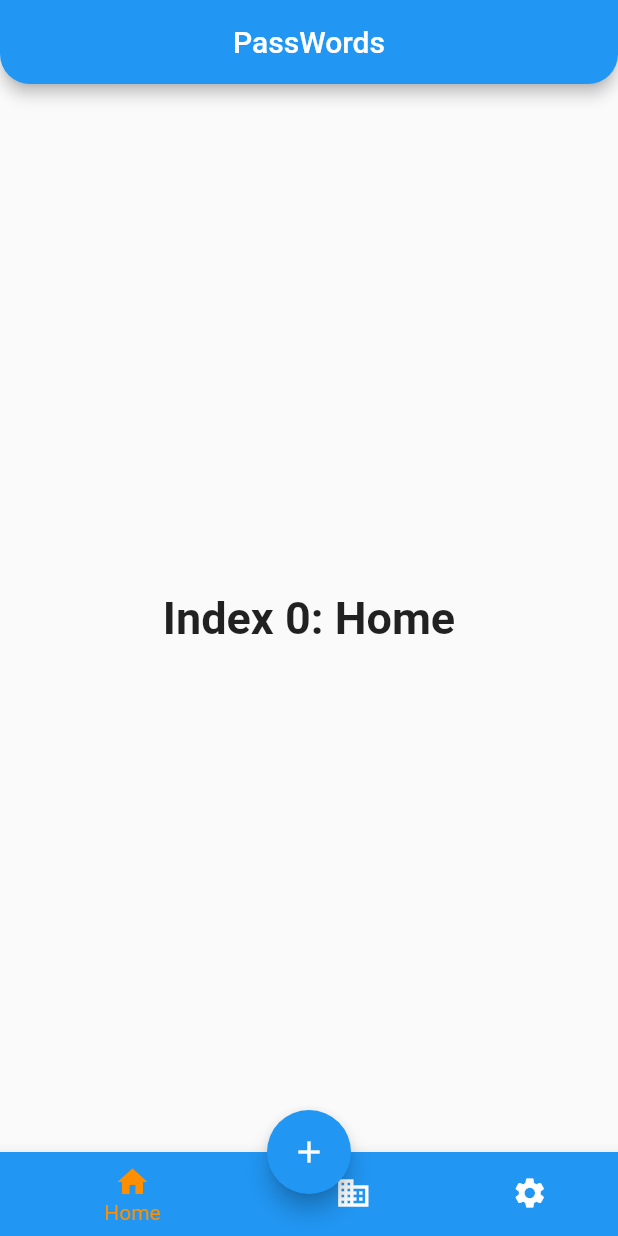
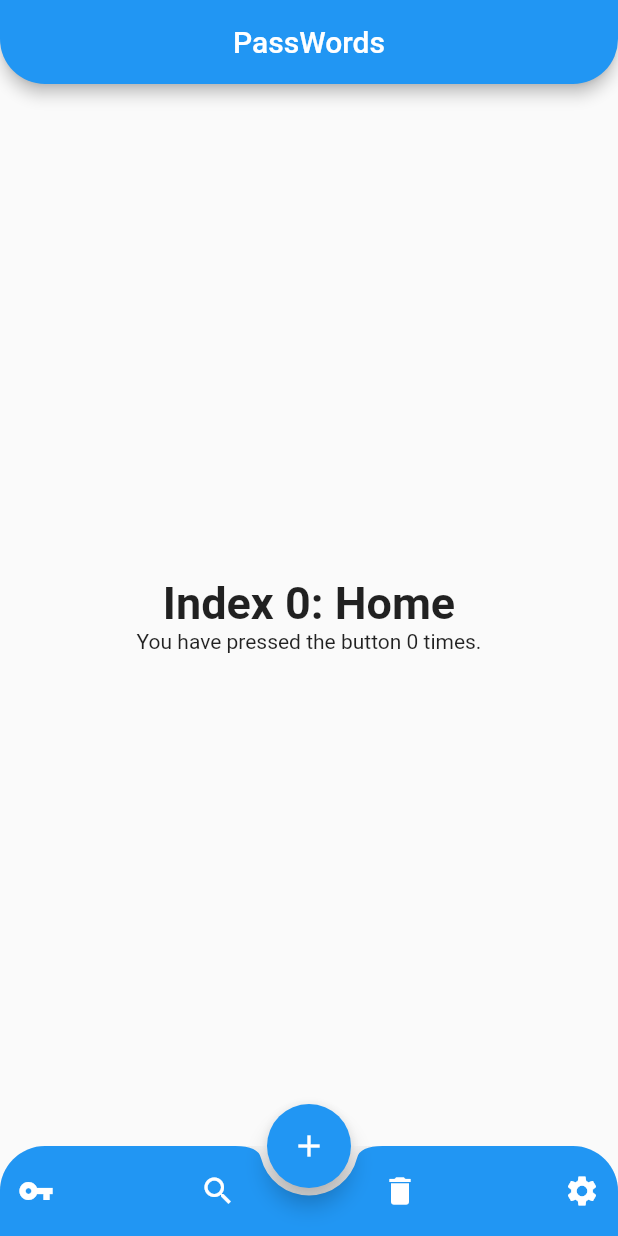
Before and after one commit to SkyDev125/PAP_Unnamed_Keyboard_PhoneApp, a Flutter app: the screen it shows after launch, on a phone screen of 412 x 824 dp. Run offline on Flutter 3.47's test engine with Material 2 defaults, Android fonts, the light colour scheme and no system bars.

Commit message:
Added new menu for the bottom navigation and its functionality

```diff
--- a/lib/main.dart
+++ b/lib/main.dart
@@ -27,34 +27,33 @@ class Home extends StatefulWidget {
 
 class _Home extends State<StatefulWidget> {
   int _count = 0;
+
   int _selectedIndex = 0;
   static const TextStyle optionStyle =
-  TextStyle(fontSize: 30, fontWeight: FontWeight.bold);
+      TextStyle(fontSize: 30, fontWeight: FontWeight.bold);
   static const List<Widget> _widgetOptions = <Widget>[
     Text(
       'Index 0: Home',
       style: optionStyle,
     ),
     Text(
-      'Index 1: Business',
+      'Index 1: Search',
       style: optionStyle,
     ),
     Text(
-      'Index 2: Settings',
+      'Index 2: Delete',
+      style: optionStyle,
+    ),
+    Text(
+      'Index 3: Settings',
       style: optionStyle,
     ),
   ];
 
-  void _onItemTapped(int index) {
-    setState(() {
-      _selectedIndex = index;
-    });
-  }
-
   @override
   Widget build(BuildContext context) {
     return MaterialApp(
-      title: 'Welcome to Flutter',
+      title: 'PAP Unnamed Keyboard',
       home: Scaffold(
         appBar: AppBar(
           title: const Center(
@@ -62,35 +61,72 @@ class _Home extends State<StatefulWidget> {
           ),
           shape: const RoundedRectangleBorder(
             borderRadius: BorderRadius.vertical(
-              bottom: Radius.circular(20),
+              bottom: Radius.circular(30),
             ),
           ),
         ),
         body: Center(
-          child: _widgetOptions.elementAt(_selectedIndex),
+          child: Column(
+            crossAxisAlignment: CrossAxisAlignment.center,
+            mainAxisAlignment: MainAxisAlignment.center,
+            children:  <Widget>[
+              _widgetOptions.elementAt(_selectedIndex),
+              Text('You have pressed the button $_count times.')
+              ]
+          ),
         ),
-        bottomNavigationBar: BottomNavigationBar(
-          type: BottomNavigationBarType.shifting,
-          items: const <BottomNavigationBarItem>[
-            BottomNavigationBarItem(
-              icon: Icon(Icons.home),
-              label: 'Home',
-              backgroundColor: Colors.blue,
+        bottomNavigationBar: ClipRRect(
+          borderRadius: const BorderRadius.only(
+            topLeft: Radius.circular(30.0),
+            topRight: Radius.circular(30.0),
+          ),
+          child: BottomAppBar(
+            color: Colors.blue,
+            shape: const CircularNotchedRectangle(),
+            notchMargin: 5,
+            child: SizedBox(
+              height: 60.0,
+              child: Row(
+                mainAxisSize: MainAxisSize.max,
+                mainAxisAlignment: MainAxisAlignment.spaceBetween,
+                children: <Widget>[
+                  IconButton(
+                    icon: const Icon(
+                      Icons.vpn_key,
+                      color: Colors.white,
+                    ),
+                    tooltip: 'Home',
+                    onPressed: () => setState(() => _selectedIndex = 0),
+                  ),
+                  IconButton(
+                    icon: const Icon(
+                      Icons.search,
+                      color: Colors.white,
+                    ),
+                    tooltip: 'Search',
+                    onPressed: () => setState(() => _selectedIndex = 1),
+                  ),
+                  IconButton(
+                    icon: const Icon(
+                      Icons.delete,
+                      color: Colors.white,
+                      semanticLabel: "hey",
+                    ),
+                    tooltip: 'Delete',
+                    onPressed: () => setState(() => _selectedIndex = 2),
+                  ),
+                  IconButton(
+                    icon: const Icon(
+                      Icons.settings,
+                      color: Colors.white,
+                    ),
+                    tooltip: 'Settings',
+                    onPressed: () => setState(() => _selectedIndex = 3),
+                  ),
+                ],
+              ),
             ),
-            BottomNavigationBarItem(
-              icon: Icon(Icons.business),
-              label: 'Business',
-              backgroundColor: Colors.green,
-            ),
-            BottomNavigationBarItem(
-              icon: Icon(Icons.settings),
-              label: 'Settings',
-              backgroundColor: Colors.pink,
-            ),
-          ],
-          currentIndex: _selectedIndex,
-          selectedItemColor: Colors.amber[800],
-          onTap: _onItemTapped,
+          ),
         ),
         floatingActionButton: FloatingActionButton(
           onPressed: () => setState(() => _count++),
```
Also changed, not shown: assets/download.png (deleted).
